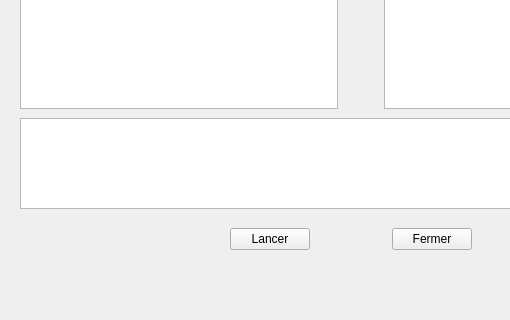
Qt form clustershell_IHM/etatnoeud_IHM.ui (gdubroeucq/Clustershell_G-G) before a commit; both pictures show x 0 to 510 and y 282 to 602 of the 736 by 602 pixel window.
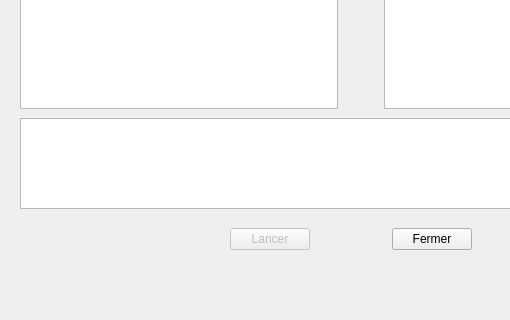
The same form after that commit.

```diff
--- a/clustershell_IHM/etatnoeud_IHM.ui
+++ b/clustershell_IHM/etatnoeud_IHM.ui
@@ -122,6 +122,9 @@
     </property>
     <item>
      <widget class="QPushButton" name="pushButton">
+      <property name="enabled">
+       <bool>false</bool>
+      </property>
       <property name="text">
        <string>Lancer</string>
       </property>
```
